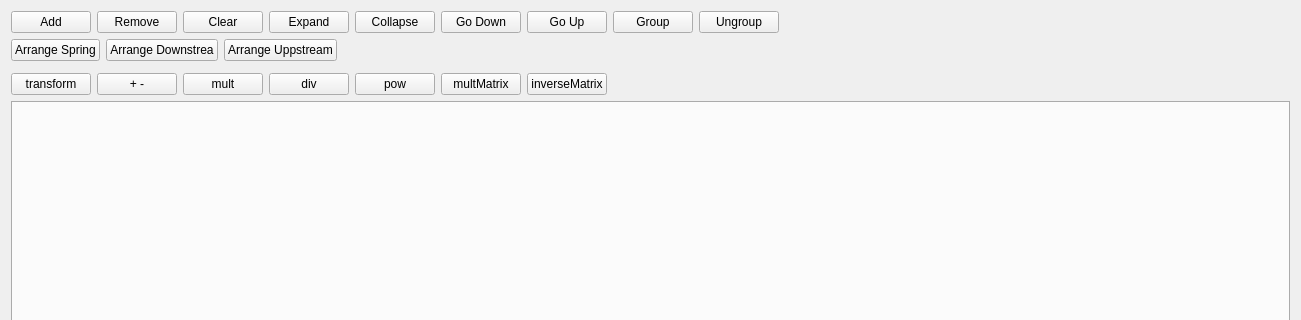
First picture: the form in python/omtk/qt_widgets/widget_nodegraph/ui/nodegraph_widget.ui, repository renaudll/omtk, before the edit; both pictures show x 0 to 1301 and y 0 to 320 of the 1301 by 525 pixel window.
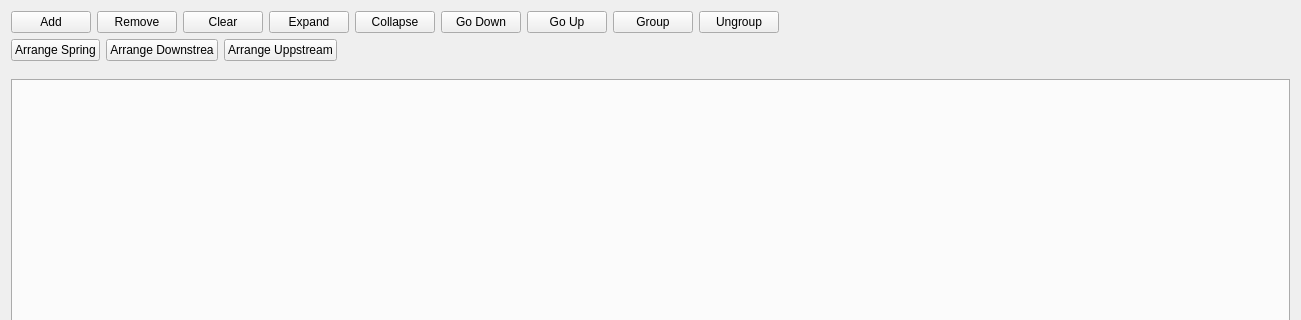
Second picture: the form after the edit. Custom widgets are drawn as their Qt base class.

Patch:
```diff
--- a/python/omtk/qt_widgets/widget_nodegraph/ui/nodegraph_widget.ui
+++ b/python/omtk/qt_widgets/widget_nodegraph/ui/nodegraph_widget.ui
@@ -208,70 +208,7 @@
     <widget class="WidgetBreadcrumb" name="widget_breadcrumb" native="true"/>
    </item>
    <item>
-    <layout class="QHBoxLayout" name="horizontalLayout_3">
-     <item>
-      <widget class="QPushButton" name="pushButton">
-       <property name="text">
-        <string>transform</string>
-       </property>
-      </widget>
-     </item>
-     <item>
-      <widget class="QPushButton" name="pushButton_2">
-       <property name="text">
-        <string>+ -</string>
-       </property>
-      </widget>
-     </item>
-     <item>
-      <widget class="QPushButton" name="pushButton_3">
-       <property name="text">
-        <string>mult</string>
-       </property>
-      </widget>
-     </item>
-     <item>
-      <widget class="QPushButton" name="pushButton_4">
-       <property name="text">
-        <string>div</string>
-       </property>
-      </widget>
-     </item>
-     <item>
-      <widget class="QPushButton" name="pushButton_5">
-       <property name="text">
-        <string>pow</string>
-       </property>
-      </widget>
-     </item>
-     <item>
-      <widget class="QPushButton" name="pushButton_6">
-       <property name="text">
-        <string>multMatrix</string>
-       </property>
-      </widget>
-     </item>
-     <item>
-      <widget class="QPushButton" name="pushButton_7">
-       <property name="text">
-        <string>inverseMatrix</string>
-       </property>
-      </widget>
-     </item>
-     <item>
-      <spacer name="horizontalSpacer_3">
-       <property name="orientation">
-        <enum>Qt::Horizontal</enum>
-       </property>
-       <property name="sizeHint" stdset="0">
-        <size>
-         <width>40</width>
-         <height>20</height>
-        </size>
-       </property>
-      </spacer>
-     </item>
-    </layout>
+    <widget class="WidgetToolbar" name="widget_toolbar" native="true"/>
    </item>
    <item>
     <widget class="QTabWidget" name="tabWidget">
@@ -289,6 +226,12 @@
    <header>...widget_breadcrumb.h</header>
    <container>1</container>
   </customwidget>
+  <customwidget>
+   <class>WidgetToolbar</class>
+   <extends>QWidget</extends>
+   <header>...widget_toolbar.h</header>
+   <container>1</container>
+  </customwidget>
  </customwidgets>
  <resources/>
  <connections/>
```
